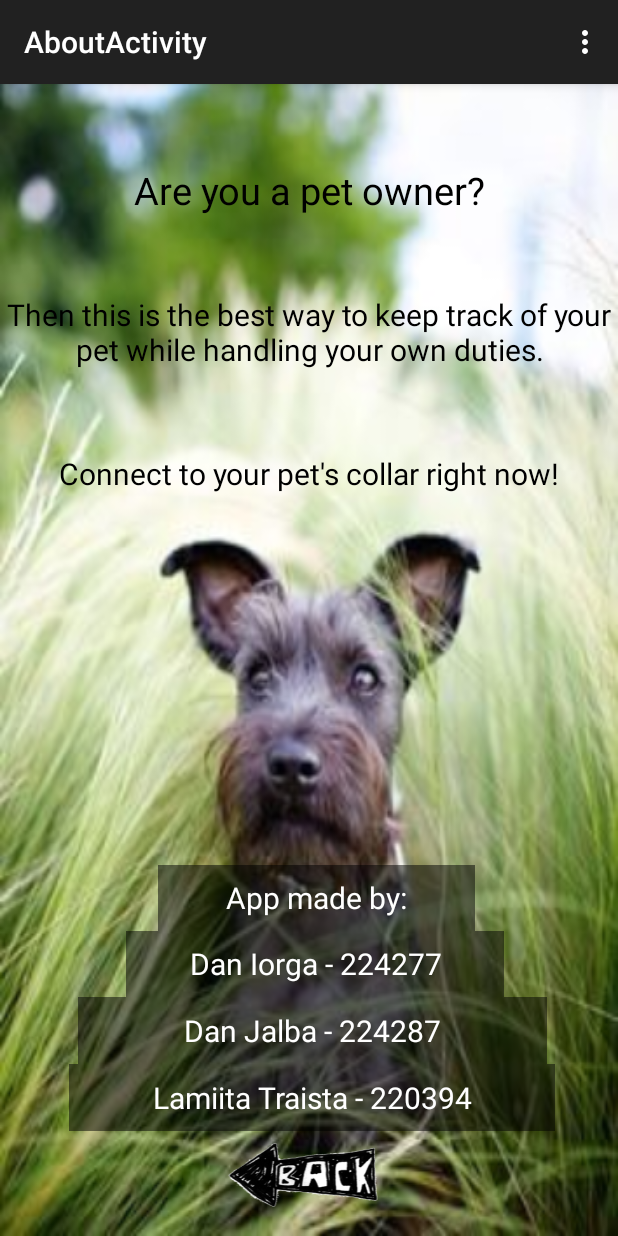
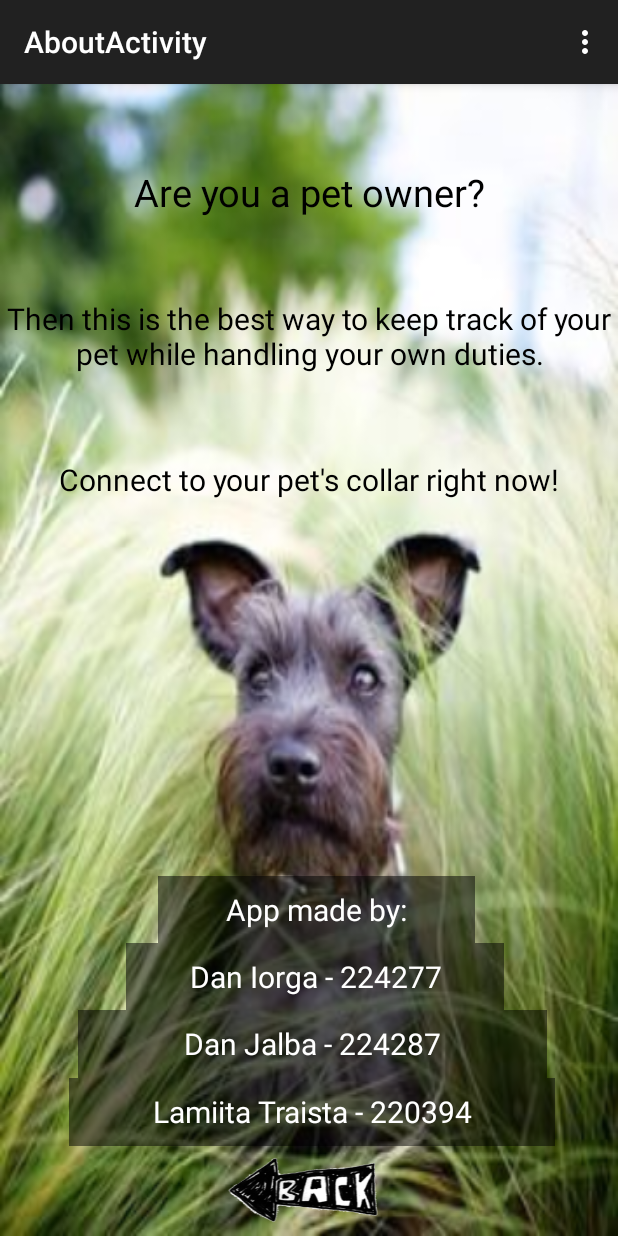
Before and after one commit to lamiita0205/Track-your-pet, an Android app: the AboutActivity screen opened directly, with no data from a screen before it, on a phone screen of 412 x 824 dp. Run offline under Robolectric (Android 15) with nearby library versions, the light colour scheme and no system bars.

Commit message:
now is done :D

```diff
--- a/app/src/main/res/layout/activity_about.xml
+++ b/app/src/main/res/layout/activity_about.xml
@@ -171,8 +171,4 @@
                 android:layout_weight="0.5"/>
         </TableRow>
     </TableLayout>
-    <View
-        android:layout_width="fill_parent"
-        android:layout_height="0dp"
-        android:layout_weight="0.2"/>
 </LinearLayout>
```
